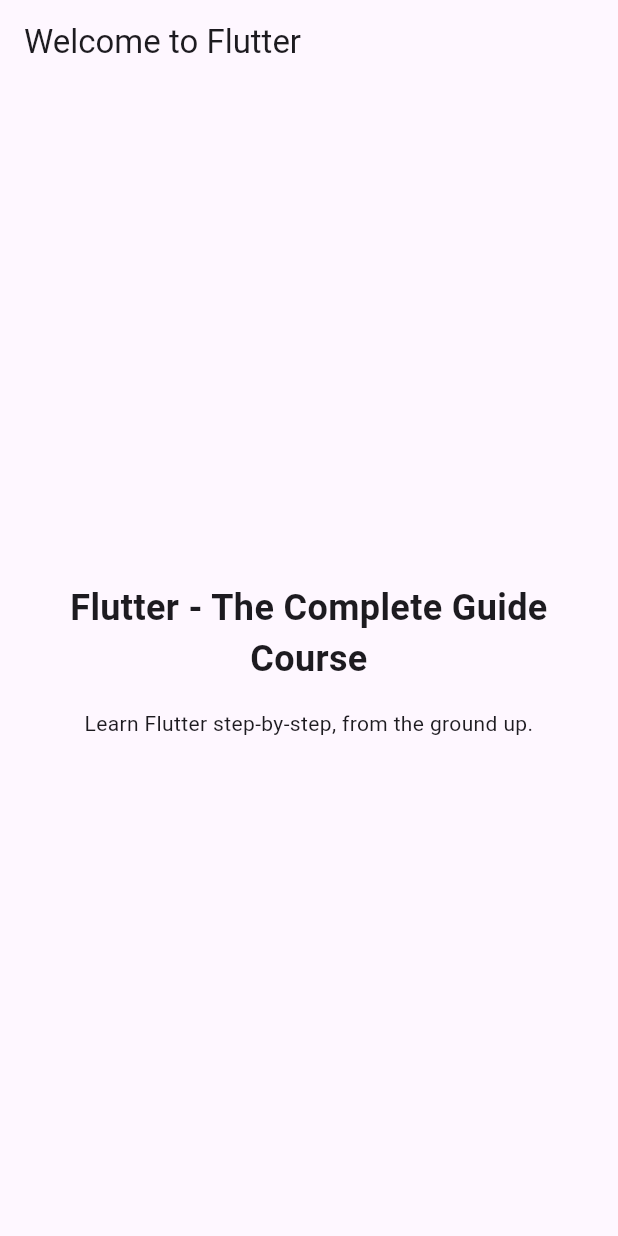
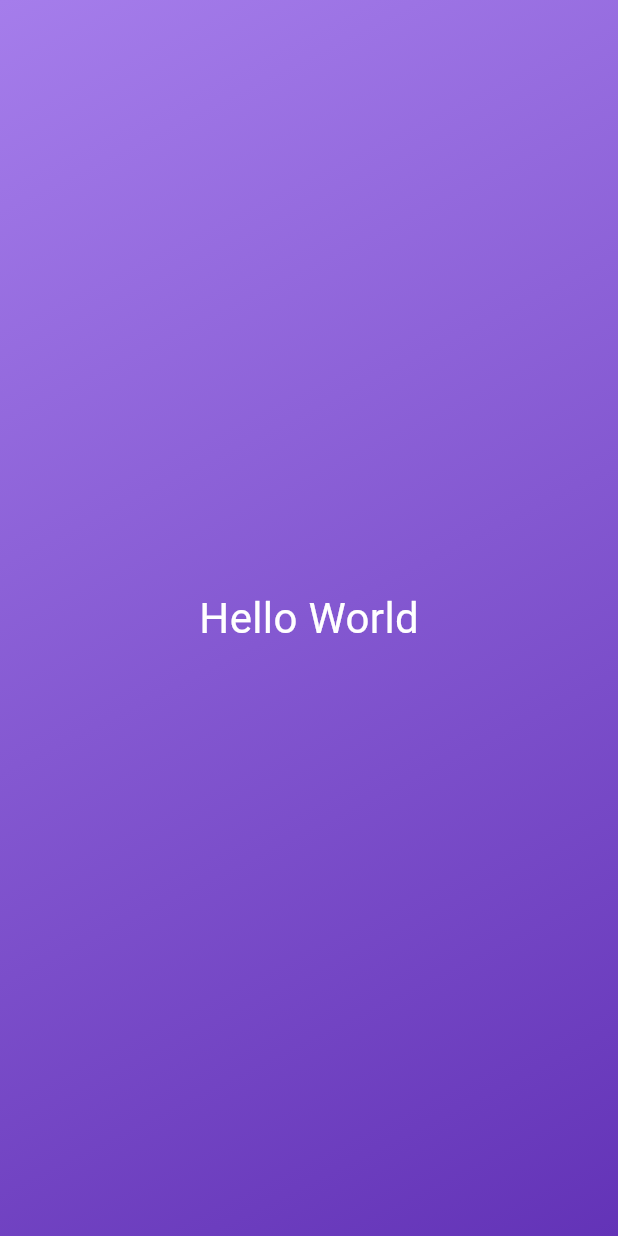
Before and after one commit to MilaMi94/first_app, a Flutter app: the screen it shows after launch, on a phone screen of 412 x 824 dp. Run offline on Flutter 3.47's test engine with Material 3 defaults, Android fonts, the phone set to English and light mode, and no system bars.

Commit message:
second commit

```diff
--- a/lib/main.dart
+++ b/lib/main.dart
@@ -1,54 +1,28 @@
 import 'package:flutter/material.dart';
 
 void main() {
-  runApp(const MyApp());
-}
-
-// With Flutter, you create user interfaces by combining "widgets"
-// You'll learn all about them (and much more) throughout this course!
-class MyApp extends StatelessWidget {
-  const MyApp({super.key});
-
-  // Every custom widget must have a build() method
-  // It tells Flutter, which widgets make up your custom widget
-  // Again: You'll learn all about that throughout the course!
-  @override
-  Widget build(BuildContext context) {
-    // Below, a bunch of built-in widgets are used (provided by Flutter)
-    // They will be explained in the next sections
-    // In this course, you will, of course, not just use them a lot but
-    // also learn about many other widgets!
-    return MaterialApp(
-      title: 'Flutter First App',
-      theme: ThemeData(useMaterial3: true),
+  runApp(
+    MaterialApp(
       home: Scaffold(
-        appBar: AppBar(
-          title: const Text('Welcome to Flutter'),
-        ),
         body: Container(
-          width: double.infinity,
-          padding: const EdgeInsets.all(12),
-          child: Column(
-            mainAxisAlignment: MainAxisAlignment.center,
-            crossAxisAlignment: CrossAxisAlignment.center,
-            children: const [
-              Text(
-                'Flutter - The Complete Guide Course',
-                textAlign: TextAlign.center,
-                style: TextStyle(
-                  fontSize: 24,
-                  fontWeight: FontWeight.bold,
-                ),
-              ),
-              SizedBox(height: 16),
-              Text(
-                'Learn Flutter step-by-step, from the ground up.',
-                textAlign: TextAlign.center,
-              ),
-            ],
+          decoration: const BoxDecoration(
+            gradient: LinearGradient(
+              colors: [
+                Color.fromARGB(255, 165, 125, 235),
+                Color(0xFF6333B7),
+              ],
+              begin: Alignment.topLeft,
+              end: Alignment.bottomRight,
+            ),
+          ),
+          child: const Center(
+            child: Text(
+              'Hello World',
+              style: TextStyle(color: Colors.white, fontSize: 28),
+            ),
           ),
         ),
       ),
-    );
-  }
+    ),
+  );
 }
```
Also changed, not shown: 1 other file.
